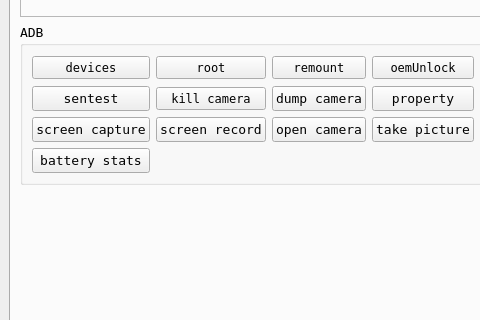
This is mainwindow.ui in zuoVision/Qt as Qt 5 draws it before an edit; both pictures show x 0 to 480 and y 144 to 464 of the 820 by 811 pixel window. The edited form follows.
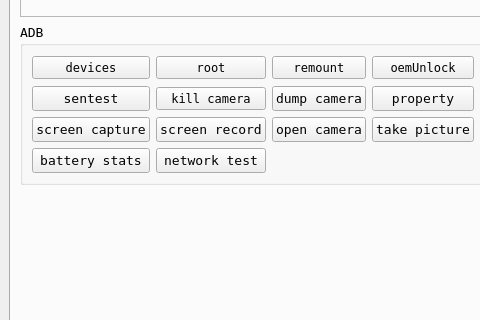
This is the edited form. The open tabs and pages were chosen to show the change. Icons and pictures are not drawn.

Diff of the .ui file:
```diff
--- a/mainwindow.ui
+++ b/mainwindow.ui
@@ -450,6 +450,13 @@
              </property>
             </widget>
            </item>
+           <item row="3" column="1">
+            <widget class="QPushButton" name="pushButton_network">
+             <property name="text">
+              <string>network test</string>
+             </property>
+            </widget>
+           </item>
           </layout>
          </widget>
         </item>
```
Left out of the diff: 6 changed lines with no effect on the pictures.
